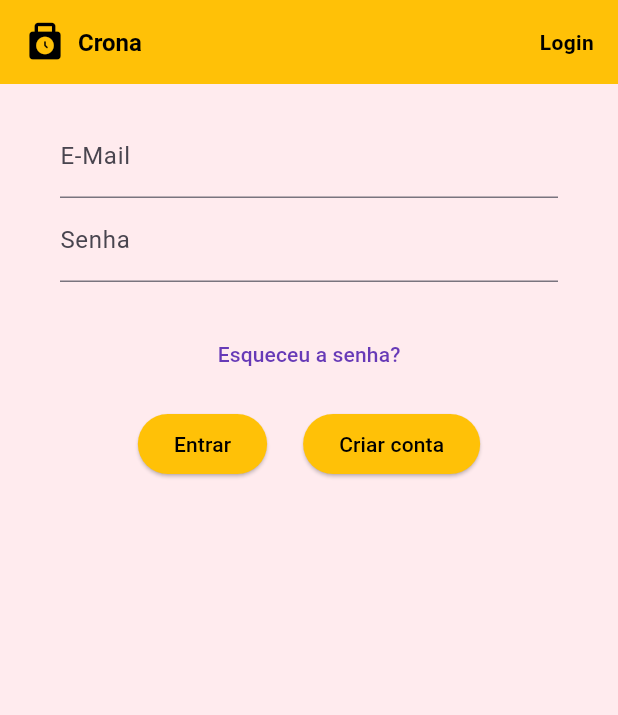
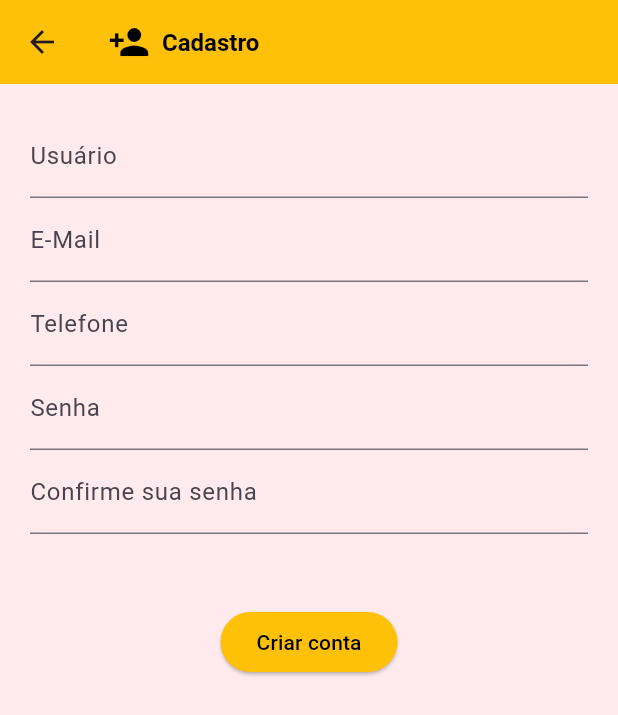
Before and after one commit to DuckedGuy/crona-app, a Flutter app: the screen it shows after launch, after a tap on "Criar conta", on a phone screen of 412 x 824 dp. Shown: the top 715 px of the screen. Run offline on Flutter 3.47's test engine with Material 3 defaults, Android fonts, the phone set to English and light mode, and no system bars; our stand-ins replace device_preview_plus.

Commit message:
Tela cadastro inicial

```diff
--- a/lib/view/cadastro_usuario_view.dart
+++ b/lib/view/cadastro_usuario_view.dart
@@ -10,15 +10,91 @@ class CadastroUsuarioView extends StatefulWidget {
 class _CadastroUsuarioViewState extends State<CadastroUsuarioView> {
   @override
   Widget build(BuildContext context) {
-
     return Scaffold(
+      appBar: AppBar(
+        centerTitle: false,
+        title: Row(
+          mainAxisSize: MainAxisSize.min,
+          children: [
+            Icon(
+              Icons.person_add,
+              size: 28,
+              color: Colors.black,
+            ),
+            SizedBox(width: 8),
+            Text(
+              'Cadastro',
+              style: TextStyle(
+                color: Colors.black,
+                fontWeight: FontWeight.bold,
+                fontSize: 16,
+              ),
+            ),
+          ],
+        ),
+        backgroundColor: Colors.amber,
+      ),
+      backgroundColor: Colors.red.shade50,
       body: SafeArea(
         child: Padding(
           padding: EdgeInsets.all(20),
-          child: Column(children: []),
+          child: Column(
+            children: [
+              //
+              // CAMPOS DE INPUT
+              //
+
+              // INPUT USUÁRIO
+              TextField(
+                decoration: const InputDecoration(labelText: 'Usuário'),
+              ),
+
+              // INPUT EMAIL
+              TextField(
+                decoration: const InputDecoration(labelText: 'E-Mail'),
+              ),
+
+              // INPUT TELEFONE
+              TextField(
+                decoration: const InputDecoration(labelText: 'Telefone'),
+              ),
+
+              // INPUT SENHA
+              TextField(
+                decoration: const InputDecoration(labelText: 'Senha'),
+              ),
+
+              // INPUT CONFIRMAR SENHA
+              TextField(
+                decoration: const InputDecoration(
+                  labelText: 'Confirme sua senha',
+                ),
+              ),
+
+              //
+              // BOTÕES
+              //
+
+              // BOTÃO ENTRAR
+              SizedBox(
+                height: 48,
+              ),
+              ElevatedButton(
+                style: ButtonStyle(
+                  backgroundColor: WidgetStatePropertyAll<Color>(
+                    Colors.amber,
+                  ),
+                ),
+                onPressed: () {},
+                child: const Text(
+                  'Criar conta',
+                  style: TextStyle(color: Colors.black),
+                ),
+              ),
+            ],
+          ),
         ),
       ),
     );
-
   }
 }
--- a/lib/view/login_view.dart
+++ b/lib/view/login_view.dart
@@ -58,15 +58,22 @@ class _LoginViewState extends State<LoginView> {
                 padding: EdgeInsets.fromLTRB(20, 0, 20, 0),
                 child: Column(
                   children: [
+                    //
+                    // CAMPOS DE INPUT
+                    //
+
                     // INPUT EMAIL
                     TextField(
                       decoration: const InputDecoration(labelText: 'E-Mail'),
                     ),
+
                     // INPUT SENHA
                     TextField(
                       decoration: const InputDecoration(labelText: 'Senha'),
                     ),
+
                     SizedBox(height: 24),
+
                     // BOTÃO ESQUECEU SENHA
                     TextButton(
                       onPressed: () {},
@@ -75,6 +82,7 @@ class _LoginViewState extends State<LoginView> {
                         style: TextStyle(color: Colors.deepPurple),
                       ),
                     ),
+
                     SizedBox(height: 12),
                   ],
                 ),
@@ -82,6 +90,10 @@ class _LoginViewState extends State<LoginView> {
               Row(
                 mainAxisAlignment: MainAxisAlignment.center,
                 children: [
+                  //
+                  // BOTÕES
+                  //
+
                   // BOTÃO ENTRAR
                   ElevatedButton(
                     style: ButtonStyle(
@@ -95,7 +107,9 @@ class _LoginViewState extends State<LoginView> {
                       style: TextStyle(color: Colors.black),
                     ),
                   ),
+
                   SizedBox(width: 24),
+
                   // BOTÃO CADASTRAR
                   ElevatedButton(
                     style: ButtonStyle(
@@ -103,7 +117,9 @@ class _LoginViewState extends State<LoginView> {
                         Colors.amber,
                       ),
                     ),
-                    onPressed: () {},
+                    onPressed: () {
+                      Navigator.pushNamed(context, 'cadastro_usuario');
+                    },
                     child: const Text(
                       'Criar conta',
                       style: TextStyle(color: Colors.black),
```
